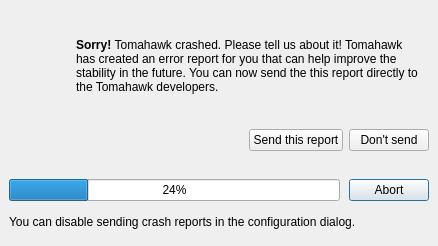
Before: the Qt Designer form src/breakpad/CrashReporter/CrashReporter.ui in tomahawk-player/tomahawk, drawn with Qt 5.
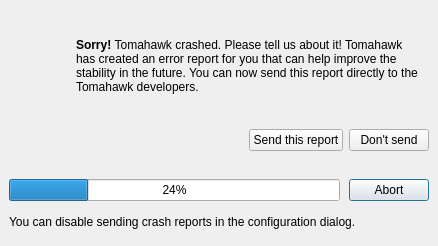
After: the same form once the commit is applied.

The edit to the form file:
```diff
--- a/src/breakpad/CrashReporter/CrashReporter.ui
+++ b/src/breakpad/CrashReporter/CrashReporter.ui
@@ -77,7 +77,7 @@
         </sizepolicy>
        </property>
        <property name="text">
-        <string>&lt;html&gt;&lt;head/&gt;&lt;body&gt;&lt;p&gt;&lt;span style=&quot; font-weight:600;&quot;&gt;Sorry!&lt;/span&gt; Tomahawk crashed. Please tell us about it! Tomahawk has created an error report for you that can help improve the stability in the future. You can now send the this report directly to the Tomahawk developers.&lt;/p&gt;&lt;/body&gt;&lt;/html&gt;</string>
+        <string>&lt;html&gt;&lt;head/&gt;&lt;body&gt;&lt;p&gt;&lt;span style=&quot; font-weight:600;&quot;&gt;Sorry!&lt;/span&gt; Tomahawk crashed. Please tell us about it! Tomahawk has created an error report for you that can help improve the stability in the future. You can now send this report directly to the Tomahawk developers.&lt;/p&gt;&lt;/body&gt;&lt;/html&gt;</string>
        </property>
        <property name="textFormat">
         <enum>Qt::RichText</enum>
```
